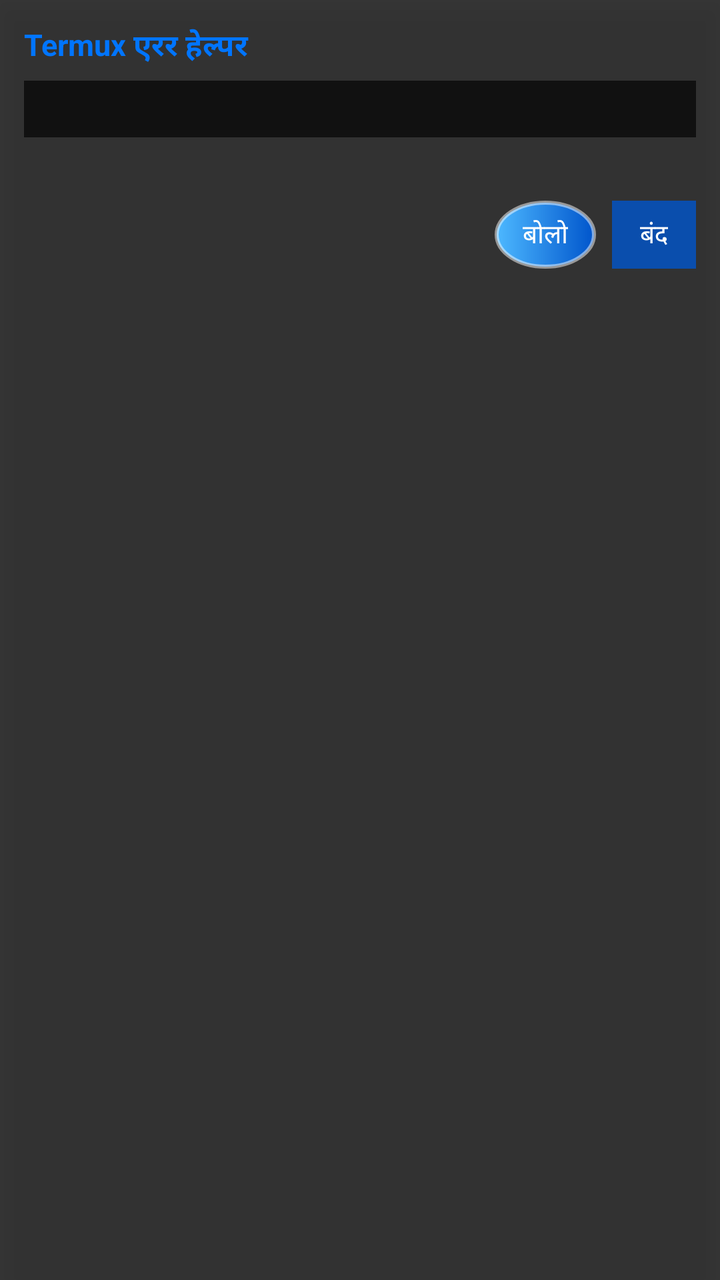
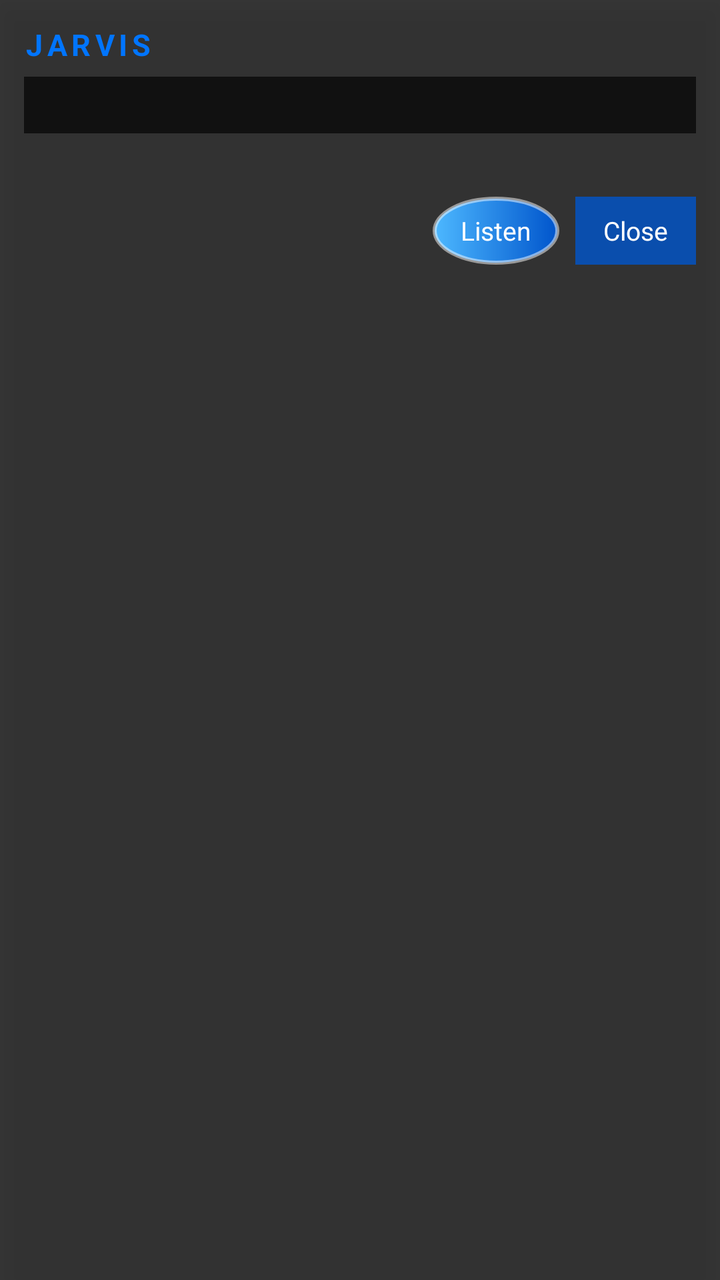

Compare the two renders of this Android layout. The source of the first and the diff that turns it into the second are given below.
<!-- AndroidManifest.xml: application theme Theme.AfrozVoiceBubble -->
<!-- res/layout/termux_error_panel.xml -->
<?xml version="1.0" encoding="utf-8"?>
<LinearLayout xmlns:android="http://schemas.android.com/apk/res/android"
    android:id="@+id/error_panel"
    android:layout_width="280dp"
    android:layout_height="wrap_content"
    android:orientation="vertical"
    android:background="@color/panel_bg"
    android:padding="12dp"
    android:elevation="8dp"
    android:clickable="true"
    android:focusable="true">

    <TextView
        android:id="@+id/error_title"
        android:layout_width="match_parent"
        android:layout_height="wrap_content"
        android:text="Termux एरर हेल्पर"
        android:textColor="@color/bubble_blue"
        android:textSize="15sp"
        android:textStyle="bold"
        android:layout_marginBottom="6dp" />

    <TextView
        android:id="@+id/error_text"
        android:layout_width="match_parent"
        android:layout_height="wrap_content"
        android:textColor="@color/text_error"
        android:textSize="12sp"
        android:fontFamily="monospace"
        android:maxLines="3"
        android:ellipsize="end"
        android:background="#FF111111"
        android:padding="6dp"
        android:layout_marginBottom="6dp" />

    <TextView
        android:id="@+id/fix_text"
        android:layout_width="match_parent"
        android:layout_height="wrap_content"
        android:textColor="@color/text_fix"
        android:textSize="13sp"
        android:layout_marginBottom="8dp" />

    <LinearLayout
        android:layout_width="match_parent"
        android:layout_height="wrap_content"
        android:orientation="horizontal"
        android:gravity="end">

        <TextView
            android:id="@+id/speak_btn"
            android:layout_width="wrap_content"
            android:layout_height="34dp"
            android:gravity="center"
            android:text="बोलो"
            android:textColor="@color/white"
            android:textSize="13sp"
            android:paddingStart="14dp"
            android:paddingEnd="14dp"
            android:background="@drawable/bubble_bg"
            android:layout_marginEnd="8dp" />

        <TextView
            android:id="@+id/close_btn"
            android:layout_width="wrap_content"
            android:layout_height="34dp"
            android:gravity="center"
            android:text="बंद"
            android:textColor="@color/white"
            android:textSize="13sp"
            android:paddingStart="14dp"
            android:paddingEnd="14dp"
            android:background="@color/bubble_dark"
            android:clickable="true"
            android:focusable="true" />
    </LinearLayout>

</LinearLayout>
<!-- resources referenced by this layout -->
<resources>
  <color name="bubble_blue">#FF0075FF</color>
  <color name="bubble_dark">#CC0055CC</color>
  <color name="panel_bg">#E6222222</color>
  <color name="text_error">#FF4444</color>
  <color name="text_fix">#4CAF50</color>
  <color name="white">#FFFFFF</color>
  <!-- drawable bubble_bg (drawable) -->
  <?xml version="1.0" encoding="utf-8"?>
  <shape xmlns:android="http://schemas.android.com/apk/res/android"
      android:shape="oval">
      <gradient
          android:startColor="#4DB8FF"
          android:endColor="#0055CC"
          android:angle="0" />
      <stroke
          android:width="2dp"
          android:color="#80FFFFFF" />
  </shape>
  <style name="Theme.AfrozVoiceBubble" parent="Theme.MaterialComponents.DayNight.NoActionBar">
          <item name="colorPrimary">@color/bubble_blue</item>
          <item name="colorPrimaryVariant">@color/bubble_dark</item>
          <item name="colorOnPrimary">@color/white</item>
      </style>
</resources>

<!-- the commit's change to res/layout/termux_error_panel.xml (unified diff, before → after) -->
@@ -14,10 +14,11 @@
         android:id="@+id/error_title"
         android:layout_width="match_parent"
         android:layout_height="wrap_content"
-        android:text="Termux एरर हेल्पर"
+        android:text="@string/assistant_title"
         android:textColor="@color/bubble_blue"
         android:textSize="15sp"
         android:textStyle="bold"
+        android:letterSpacing="0.15"
         android:layout_marginBottom="6dp" />
 
     <TextView
@@ -52,7 +53,7 @@
             android:layout_width="wrap_content"
             android:layout_height="34dp"
             android:gravity="center"
-            android:text="बोलो"
+            android:text="@string/btn_listen"
             android:textColor="@color/white"
             android:textSize="13sp"
             android:paddingStart="14dp"
@@ -65,7 +66,7 @@
             android:layout_width="wrap_content"
             android:layout_height="34dp"
             android:gravity="center"
-            android:text="बंद"
+            android:text="@string/btn_close"
             android:textColor="@color/white"
             android:textSize="13sp"
             android:paddingStart="14dp"
<!-- resource entries referenced after the edit -->
@@ -18,6 +18,9 @@
           android:width="2dp"
           android:color="#80FFFFFF" />
   </shape>
+  <string name="assistant_title">JARVIS</string>
+  <string name="btn_close">Close</string>
+  <string name="btn_listen">Listen</string>
   <style name="Theme.AfrozVoiceBubble" parent="Theme.MaterialComponents.DayNight.NoActionBar">
           <item name="colorPrimary">@color/bubble_blue</item>
           <item name="colorPrimaryVariant">@color/bubble_dark</item>
